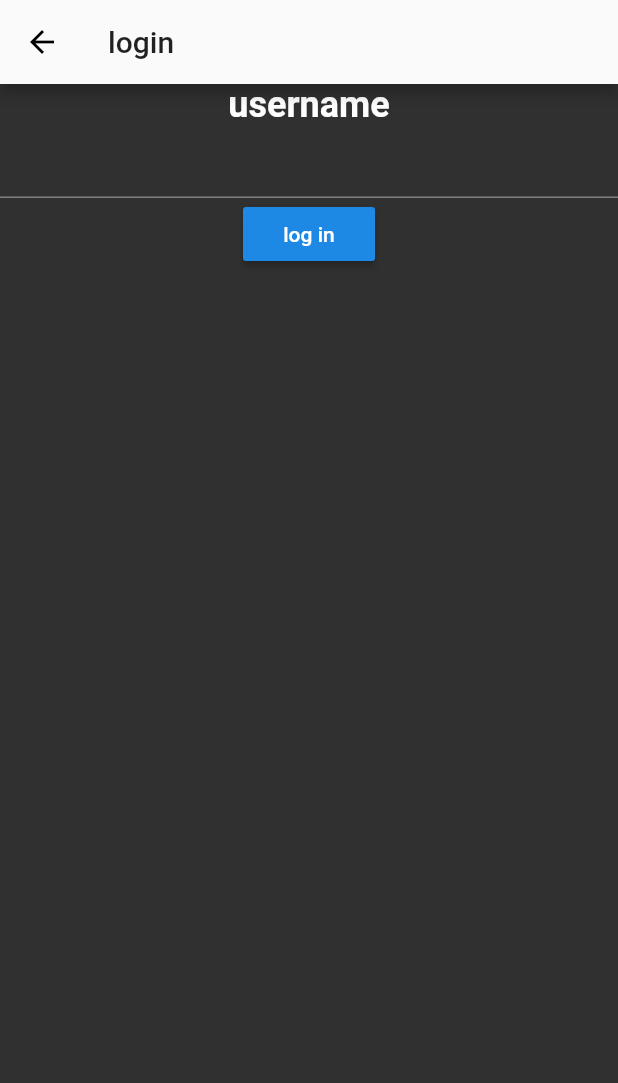
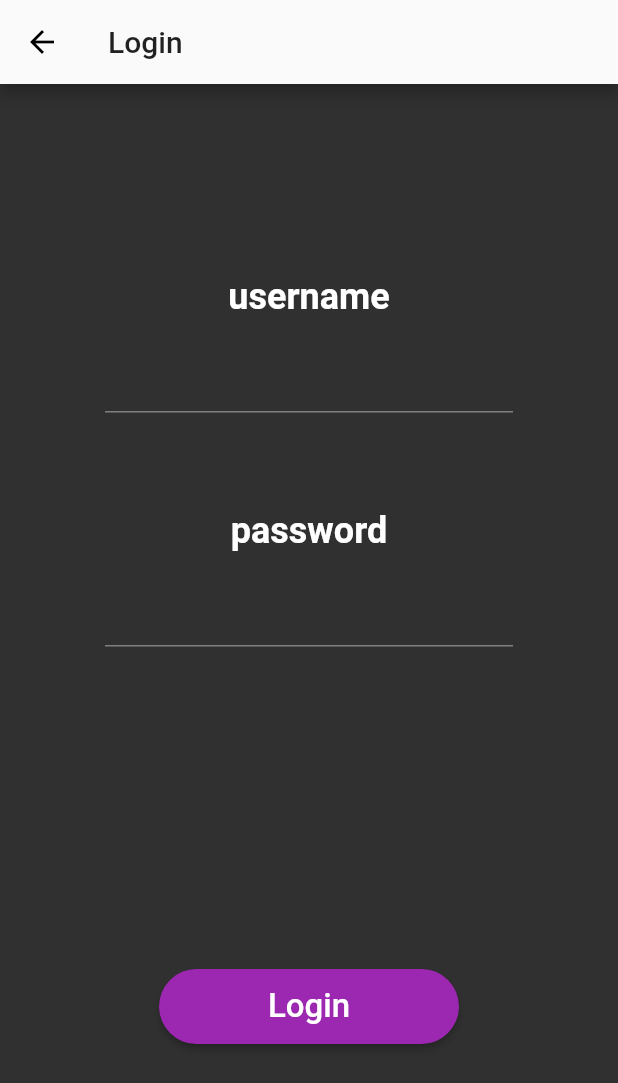
Before and after one commit to carson-stone/bolt, a Flutter app: the screen it shows after launch, after a tap on "Login", on a phone screen of 412 x 824 dp. Shown: the top 1083 px of the screen. Run offline on Flutter 3.47's test engine with Material 2 defaults, Android fonts, the phone set to English and light mode, and no system bars.

Commit message:
formatted login and register form and added dummy password field, also fixed register bug

```diff
--- a/mobile/lib/loginPage.dart
+++ b/mobile/lib/loginPage.dart
@@ -1,8 +1,6 @@
 import 'package:flutter/material.dart';
 import 'package:http/http.dart' as http;
 import 'dart:convert';
-
-import './menu.dart';
 
 class LoginPage extends StatefulWidget {
   Function setLoggedIn;
@@ -35,18 +33,21 @@ class _LoginPageState extends State<LoginPage> {
   Widget build(BuildContext context) {
     return Scaffold(
       appBar: AppBar(
-        title: Text('login'),
+        title: Text('Login'),
       ),
       body: Center(
         child: Form(
           key: _formKey,
           child: Column(
+            mainAxisAlignment: MainAxisAlignment.center,
             children: <Widget>[
               Text(
                 'username',
                 style: Theme.of(context).textTheme.body2,
               ),
-              TextFormField(
+              Container(
+                padding: EdgeInsets.fromLTRB(70, 15, 70, 15),
+                child: TextFormField(
                   controller: usernameController,
                   validator: (value) {
                     if (value.isEmpty) {
@@ -55,13 +56,47 @@ class _LoginPageState extends State<LoginPage> {
                     return null;
                   },
                 ),
-              RaisedButton(
+              ),
+              SizedBox(
+                height: 50,
+              ),
+              Text(
+                'password',
+                style: Theme.of(context).textTheme.body2,
+              ),
+              Container(
+                padding: EdgeInsets.fromLTRB(70, 15, 70, 15),
+                child: TextFormField(
+                  controller: usernameController,
+                  validator: (value) {
+                    if (value.isEmpty) {
+                      return 'Please enter a value';
+                    }
+                    return null;
+                  },
+                ),
+              ),
+              SizedBox(
+                height: 200,
+              ),
+              SizedBox(
+                width: 200,
+                height: 50,
+                child: RaisedButton(
+                  color: Theme.of(context).accentColor,
+                  shape: RoundedRectangleBorder(
+                    borderRadius: BorderRadius.circular(40),
+                  ),
+                  child: Text(
+                    'Login',
+                    style: TextStyle(fontSize: 22),
+                  ),
                   onPressed: () {
                     if (_formKey.currentState.validate()) {
                       login(context, usernameController.text);
                     }
                   },
-                child: Text('log in'),
+                ),
               ),
             ],
           ),
--- a/mobile/lib/splashScreen.dart
+++ b/mobile/lib/splashScreen.dart
@@ -21,7 +21,10 @@ class SplashScreen extends StatelessWidget {
           child: Column(
             mainAxisAlignment: MainAxisAlignment.center,
             children: <Widget>[
-              Text('bolt', style: TextStyle(fontSize: 42)),
+              Text(
+                'bolt',
+                style: TextStyle(fontSize: 42),
+              ),
               SizedBox(
                 width: 200,
                 height: 100,
```
Also changed, not shown: mobile/lib/registerPage.dart (+41 -7 lines). Lines whose indentation alone changed are shown as unchanged.
